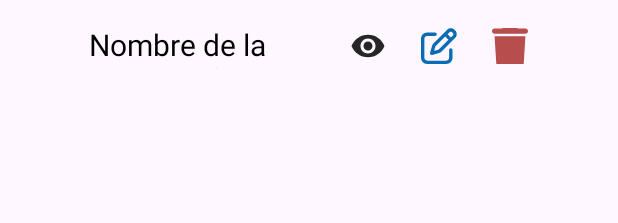
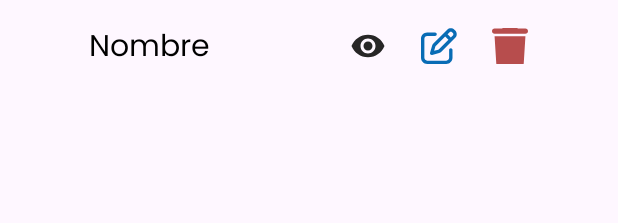
Before and after one commit to vlysi/integrador_ISP4, an Android app: the layout row_password.xml on its own in the app's theme, with its tools: preview values and no code run, on a phone screen of 412 x 824 dp. Shown: the top 223 px of the screen. Run offline under Robolectric (Android 15) with nearby library versions, the phone set to English and light mode, and no system bars.

Commit message:
Más detalles de diseño

```diff
--- a/PassKeeper/app/src/main/res/layout/row_password.xml
+++ b/PassKeeper/app/src/main/res/layout/row_password.xml
@@ -9,6 +9,7 @@
         android:id="@+id/textView"
         android:layout_width="130dp"
         android:layout_height="30dp"
+        android:fontFamily="@font/poppins"
         android:text="Nombre de la contraseña"
         android:textColor="@color/black"
         android:textSize="20sp" />
```
